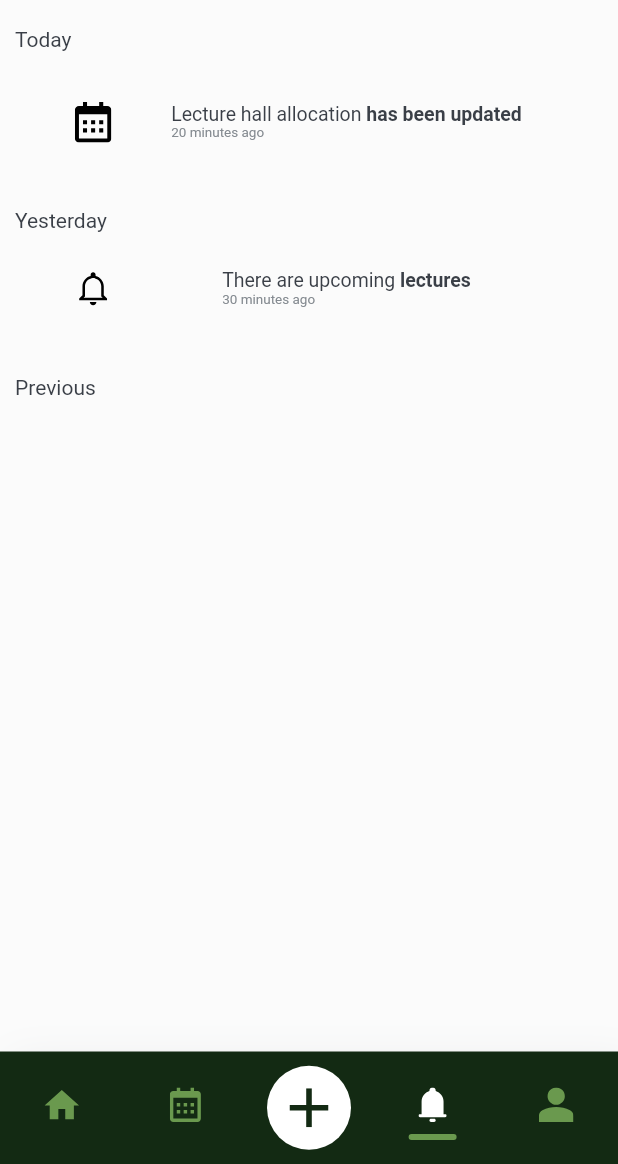
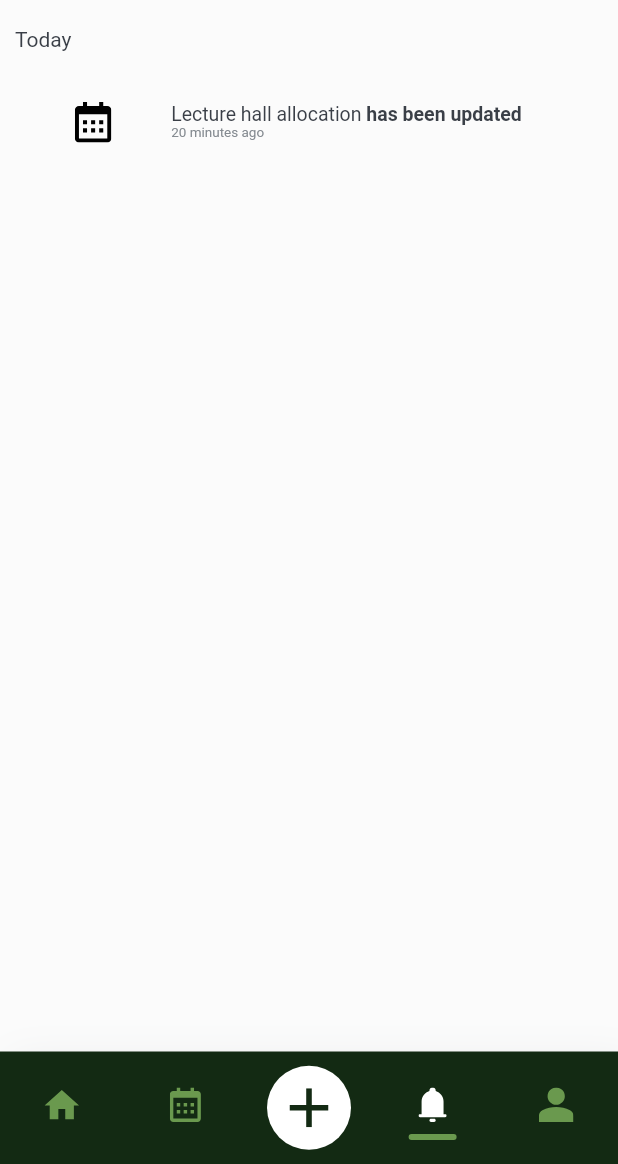
Before and after one commit to Chamith-Dilshan/ScholarSync_MobileApp, a Flutter app: the screen it shows once a user with an empty profile is signed in, item 4 of the bottom bar chosen, on a phone screen of 412 x 824 dp, the part 72-1236 px from its top. Run offline on Flutter 3.47's test engine with Material 2 defaults, Android fonts, the phone set to English and light mode, and no system bars; drawn by our look-alikes of calendar_view; our stand-ins replace cloud_firestore, expandable_text, firebase_auth, firebase_core, firebase_storage, flutter_riverpod and 2 more; accounts and stored records are empty; Roboto replaces fonts that are missing (inter).

```diff
--- a/lib/features/view/notifications_page.dart
+++ b/lib/features/view/notifications_page.dart
@@ -5,10 +5,15 @@ import 'package:scholarsync/common/custom_textfield.dart';
 import 'package:scholarsync/constants/ui_constants.dart';
 import 'package:scholarsync/features/view/login_page.dart';
 
-
-class NotificationsPage extends StatelessWidget {
+class NotificationsPage extends StatefulWidget {
   const NotificationsPage({Key? key}) : super(key: key);
 
+  @override
+  // ignore: library_private_types_in_public_api
+  _NotificationsPageState createState() => _NotificationsPageState();
+}
+
+class _NotificationsPageState extends State<NotificationsPage> {
   @override
   Widget build(BuildContext context) {
     return Scaffold(
@@ -25,10 +30,7 @@ const NotificationsPage({Key? key}) : super(key: key);
           );
         },
       ),
-
       backgroundColor: PaletteLightMode.backgroundColor,
-
-   //body
       body: Padding(
         padding: const EdgeInsets.all(10.0),
         child: Column(
@@ -43,7 +45,6 @@ const NotificationsPage({Key? key}) : super(key: key);
               ),
             ),
             const SizedBox(height: 10),
-//Notification 01
             Center(
               child: CustomTextField(
                 firstLine: "Lecture hall allocation",
@@ -63,7 +64,6 @@ const NotificationsPage({Key? key}) : super(key: key);
                   // onTap function for backIcon
                 },
                 frontIcon: IconConstants.calendarIcon,
-                // backIcon: IconConstants.moonIcon,
                 frontIconScale: 50,
                 backIconScale: 50,
                 borderColor: Colors.transparent,
@@ -71,64 +71,14 @@ const NotificationsPage({Key? key}) : super(key: key);
                 backgroundColor: PaletteLightMode.backgroundColor,
                 boxwidth: 369.84,
                 boxheight: 75,
-                borderRadius:10,
+                borderRadius: 10,
                 padding: 16,
               ),
             ),
             const SizedBox(height: 20),
-//Notification 02
-        const Text(
-              'Yesterday',
-              style: TextStyle(
-                fontSize: 14,
-                fontFamily: "inter",
-                color: PaletteLightMode.textColor,
+            // ... Add more notifications here
+          ],
         ),
-            ),
-          Center(
-              child: CustomTextField(
-                firstLine: "There are upcoming",
-                secondPartFirstline: "lectures",
-                thirdLine: "30 minutes ago",
-                firstLineStyle: const TextStyle(fontSize: 13, color: PaletteLightMode.textColor),
-                thirdLineStyle: const TextStyle(fontSize: 9, color: PaletteLightMode.secondaryTextColor),
-                secondPartFirstLineStyle: const TextStyle(fontWeight: FontWeight.bold),
-                controller: TextEditingController(),
-                ontapBox: () {
-                  // onTap function for the Box
-                },
-                ontapFrontIcon: () {
-                  // onTap function for FrontIcon
-                },
-                ontapBackIcon: () {
-                  // onTap function for backIcon
-                },
-                frontIcon: IconConstants.bellOutlinedIcon,
-                // backIcon: IconConstants.moonIcon,
-                frontIconScale: 50,
-                backIconScale: 50,
-                borderColor: PaletteLightMode.transparentColor,
-                borderWidth: 0,
-                backgroundColor: PaletteLightMode.backgroundColor,
-                boxwidth: 369.84,
-                boxheight: 75,
-                borderRadius:10,
-                padding: 16,
-              ),
-            ),
-          const SizedBox(height: 20),
-
-          //Notification 03
-        const Text(
-              'Previous',
-              style: TextStyle(
-                fontSize: 14,
-                fontFamily: "inter",
-                color: PaletteLightMode.textColor,
-              ),
-            ),
-
-    ],)
       ),
     );
   }
```
Lines whose indentation alone changed are shown as unchanged.
